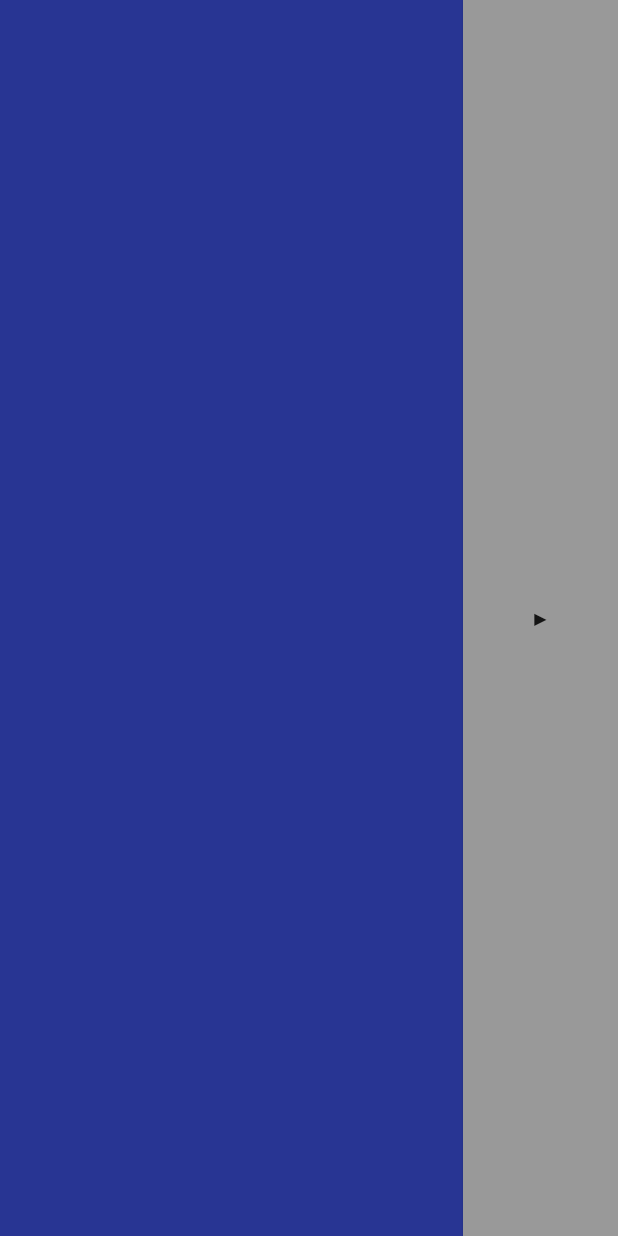
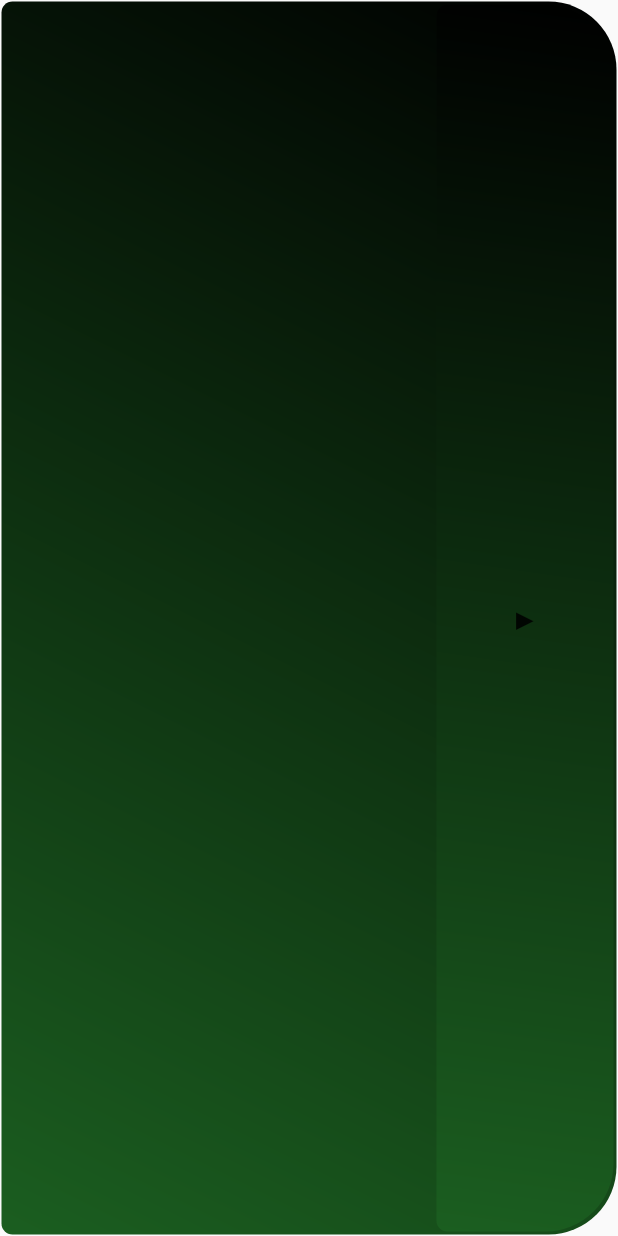
Before and after one commit to Ponacko/PV239-music-player, an Android app: the layout player_widget.xml on its own in the app's theme, with its tools: preview values and no code run, on a phone screen of 412 x 824 dp. Run offline under Robolectric (Android 15) with nearby library versions, the phone set to English and light mode, and no system bars.

Commit message:
Widget style added.

```diff
--- /dev/null
+++ b/app/src/main/res/drawable/shape.xml
@@ -0,0 +1,20 @@
+<?xml version="1.0" encoding="UTF-8"?>
+<shape xmlns:android="http://schemas.android.com/apk/res/android"
+    android:shape="rectangle" >
+
+    <stroke
+        android:width="2dp"
+        android:color="#00000000" />
+
+    <gradient
+        android:angle="225"
+        android:endColor="#1b5e20"
+        android:startColor="#000000" />
+
+    <corners
+        android:bottomLeftRadius="7sp"
+        android:topLeftRadius="7sp"
+        android:bottomRightRadius="45sp"
+        android:topRightRadius="45sp" />
+
+</shape>
--- a/app/src/main/res/layout/player_widget.xml
+++ b/app/src/main/res/layout/player_widget.xml
@@ -2,7 +2,7 @@
     android:orientation="horizontal"
     android:layout_width="match_parent"
     android:layout_height="match_parent"
-    android:background="@color/colorPrimary"
+    android:background="@drawable/shape"
     android:padding="@dimen/widget_margin">
 
 <TextView
@@ -16,10 +16,12 @@
 
 <Button
     android:id="@+id/playButton"
-    android:background="#999999"
+    android:layout_margin="2sp"
+    android:background="@drawable/shape"
     android:layout_width="0dp"
     android:layout_height="match_parent"
-    android:layout_weight="1"
-    android:text="▶"/>
+    android:layout_weight="1.25"
+    android:text="▶"
+    android:textSize="20sp"/>
 
 </LinearLayout>
```
